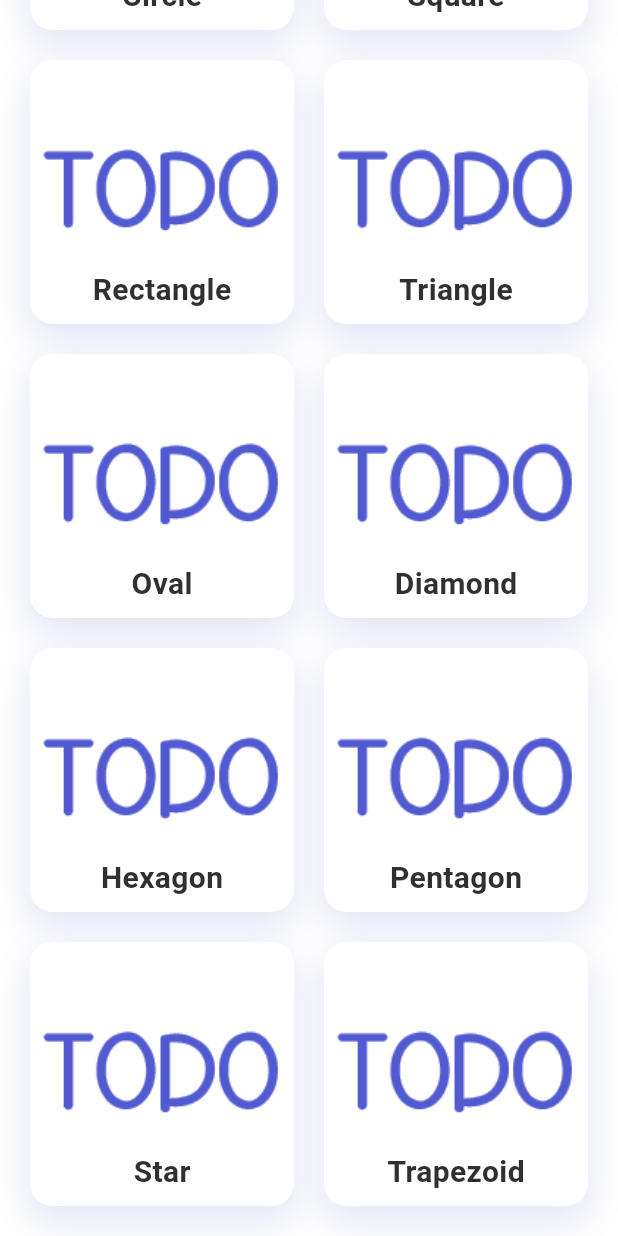
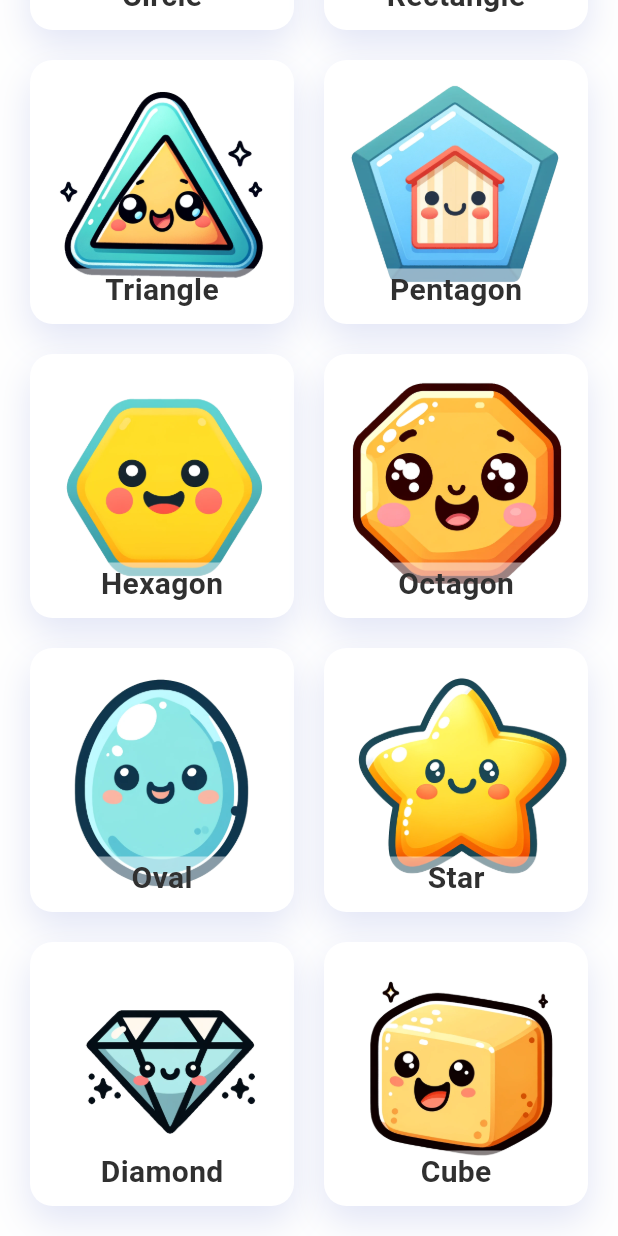
Before and after one commit to MinmusLin/Story_Lingo_Kids, a Flutter app: the ShapesView screen opened directly, scrolled down 456 dp, on a phone screen of 412 x 824 dp. Run offline on Flutter 3.47's test engine with Material 3 defaults, Android fonts, the phone set to English and light mode, and no system bars; our stand-ins replace google_fonts, just_audio; project files that could hold a hidden picture were left out.

Commit message:
Update shapes

```diff
--- a/storylingokids/lib/app/lists/shapes_list.dart
+++ b/storylingokids/lib/app/lists/shapes_list.dart
@@ -3,7 +3,7 @@
  * File Name:     shapes_list.dart
  * File Function: 形状列表
  * Author:        林继申
- * Update Date:   2024-06-08
+ * Update Date:   2024-06-09
  * License:       MIT License
  */
 
@@ -17,11 +17,6 @@ List<ShapesModel> shapesList = [
     audio: 'assets/audios/shapes/Circle.mp3',
   ),
   ShapesModel(
-    name: 'Square',
-    image: 'assets/images/shapes/Square.png',
-    audio: 'assets/audios/shapes/Square.mp3',
-  ),
-  ShapesModel(
     name: 'Rectangle',
     image: 'assets/images/shapes/Rectangle.png',
     audio: 'assets/audios/shapes/Rectangle.mp3',
@@ -32,9 +27,29 @@ List<ShapesModel> shapesList = [
     audio: 'assets/audios/shapes/Triangle.mp3',
   ),
   ShapesModel(
+    name: 'Pentagon',
+    image: 'assets/images/shapes/Pentagon.png',
+    audio: 'assets/audios/shapes/Pentagon.mp3',
+  ),
+  ShapesModel(
+    name: 'Hexagon',
+    image: 'assets/images/shapes/Hexagon.png',
+    audio: 'assets/audios/shapes/Hexagon.mp3',
+  ),
+  ShapesModel(
+    name: 'Octagon',
+    image: 'assets/images/shapes/Octagon.png',
+    audio: 'assets/audios/shapes/Octagon.mp3',
+  ),
+  ShapesModel(
     name: 'Oval',
     image: 'assets/images/shapes/Oval.png',
     audio: 'assets/audios/shapes/Oval.mp3',
+  ),
+  ShapesModel(
+    name: 'Star',
+    image: 'assets/images/shapes/Star.png',
+    audio: 'assets/audios/shapes/Star.mp3',
   ),
   ShapesModel(
     name: 'Diamond',
@@ -42,23 +57,8 @@ List<ShapesModel> shapesList = [
     audio: 'assets/audios/shapes/Diamond.mp3',
   ),
   ShapesModel(
-    name: 'Hexagon',
-    image: 'assets/images/shapes/Hexagon.png',
-    audio: 'assets/audios/shapes/Hexagon.mp3',
-  ),
-  ShapesModel(
-    name: 'Pentagon',
-    image: 'assets/images/shapes/Pentagon.png',
-    audio: 'assets/audios/shapes/Pentagon.mp3',
-  ),
-  ShapesModel(
-    name: 'Star',
-    image: 'assets/images/shapes/Star.png',
-    audio: 'assets/audios/shapes/Star.mp3',
-  ),
-  ShapesModel(
-    name: 'Trapezoid',
-    image: 'assets/images/shapes/Trapezoid.png',
-    audio: 'assets/audios/shapes/Trapezoid.mp3',
+    name: 'Cube',
+    image: 'assets/images/shapes/Cube.png',
+    audio: 'assets/audios/shapes/Cube.mp3',
   ),
 ];
```
Also changed, not shown: storylingokids/assets/images/shapes/Circle.png, storylingokids/assets/images/shapes/Cube.png (added), storylingokids/assets/images/shapes/Diamond.png, storylingokids/assets/images/shapes/Hexagon.png, storylingokids/assets/images/shapes/Octagon.png (added), storylingokids/assets/images/shapes/Oval.png, storylingokids/assets/images/shapes/Pentagon.png, storylingokids/assets/images/shapes/Rectangle.png, storylingokids/assets/images/shapes/Square.png (deleted), storylingokids/assets/images/shapes/Star.png, storylingokids/assets/images/shapes/Trapezoid.png (deleted), storylingokids/assets/images/shapes/Triangle.png, 4 other files.
